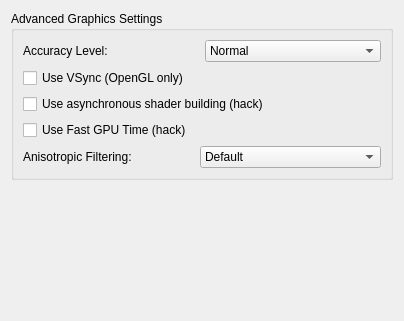
The window that src/yuzu/configuration/configure_graphics_advanced.ui (QuantumGhost/yuzu) describes before a commit, drawn with Qt 5.
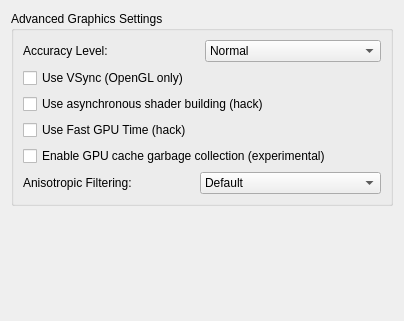
The same window after the commit.

The edit to the form file:
```diff
--- a/src/yuzu/configuration/configure_graphics_advanced.ui
+++ b/src/yuzu/configuration/configure_graphics_advanced.ui
@@ -96,6 +96,16 @@
           </property>
          </widget>
         </item>
+        <item>
+         <widget class="QCheckBox" name="use_caches_gc">
+          <property name="toolTip">
+           <string>Enables garbage collection for the GPU caches, this will try to keep VRAM within 3-4 GB by flushing the least used textures/buffers. May cause issues in a few games.</string>
+          </property>
+          <property name="text">
+           <string>Enable GPU cache garbage collection (experimental)</string>
+          </property>
+         </widget>
+        </item>
         <item>
          <widget class="QWidget" name="af_layout" native="true">
           <layout class="QHBoxLayout" name="horizontalLayout_1">
```
